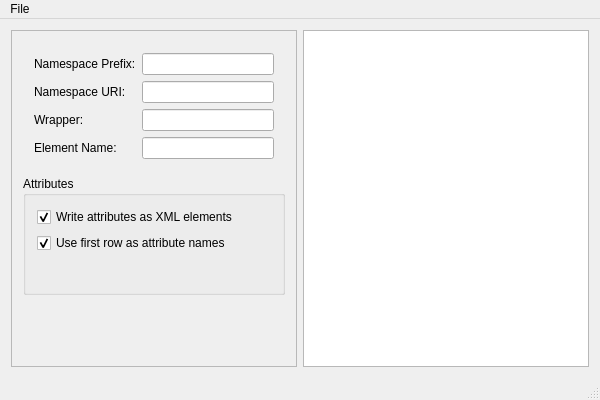
First picture: the form in QCSVToXML/qcsvtoxml.ui, repository Ephphatha/QCSVToXML, before the edit.
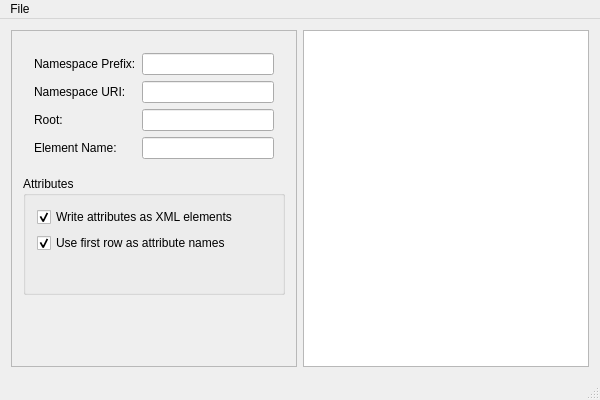
Second picture: the form after the edit. Icons and pictures are not drawn.

Commit message: Renamed "wrapper" fields to "root" to reflect purpose.

What changed in the file:
```diff
--- a/QCSVToXML/qcsvtoxml.ui
+++ b/QCSVToXML/qcsvtoxml.ui
@@ -65,7 +65,7 @@
               <string>Leave blank if not required</string>
              </property>
              <property name="text">
-              <string>Wrapper:</string>
+              <string>Root:</string>
              </property>
              <property name="buddy">
               <cstring>lineEditWrapper</cstring>
```
Left out of the diff: 6 changed lines with no effect on the pictures. The commit also changes 1 other file.
